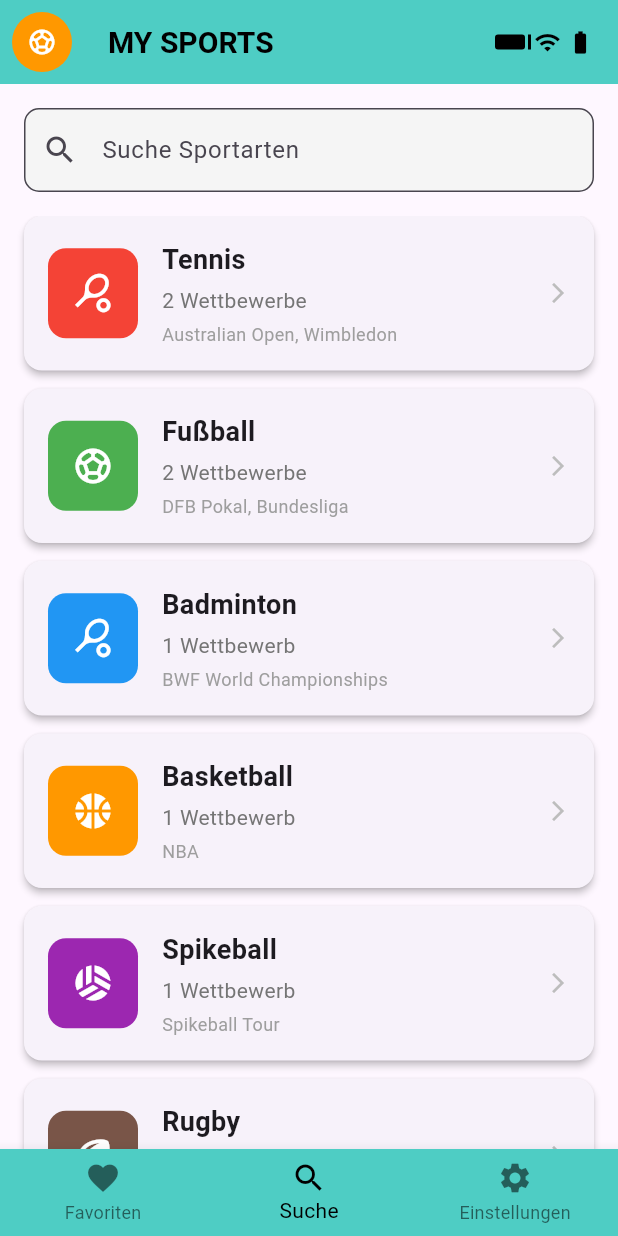
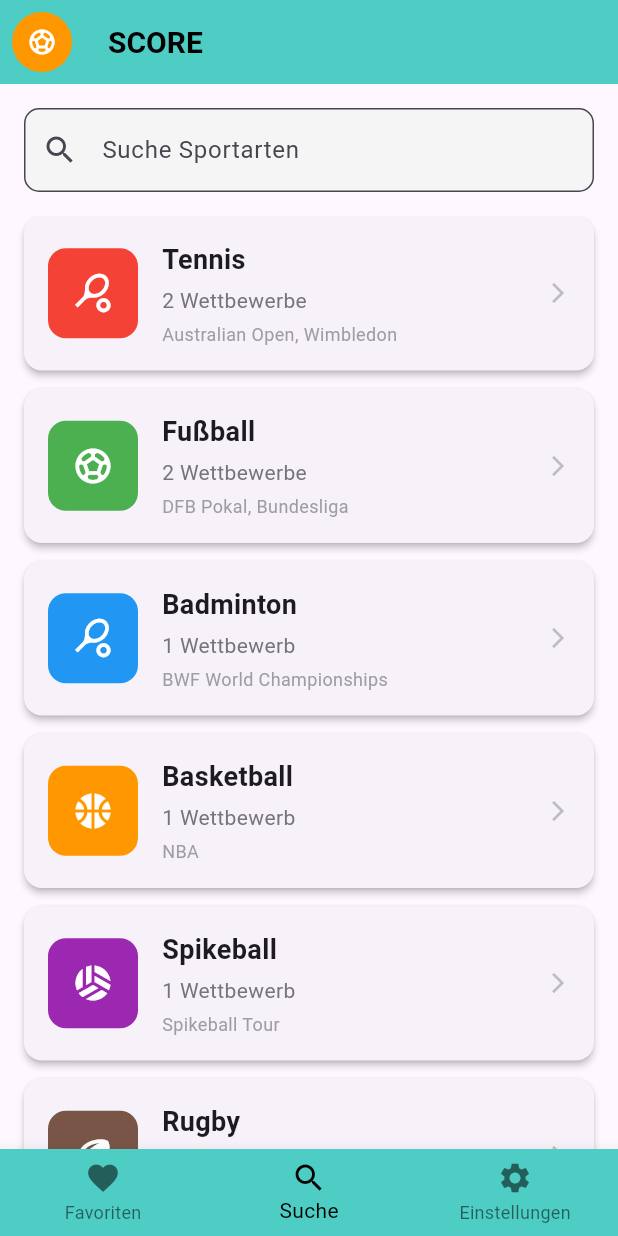
Before and after one commit to KnockeKnause/SportsAPP, a Flutter app: the screen it shows after launch, item 2 of the bottom bar chosen, on a phone screen of 412 x 824 dp. Run offline on Flutter 3.47's test engine with Material 3 defaults, Android fonts, the phone set to English and light mode, and no system bars; our stand-ins replace shared_preferences.

Commit message:
refactor: Update UI elements for consistency and improve code readability

```diff
--- a/lib/main.dart
+++ b/lib/main.dart
@@ -23,7 +23,7 @@
       child: Consumer<ThemeProvider>(
         builder: (context, themeProvider, child) {
           return MaterialApp(
-            title: 'MY SPORTS',
+            title: 'SCORE',
             theme: ThemeData(
               primarySwatch: Colors.teal,
               brightness: Brightness.light,
@@ -54,7 +54,7 @@
               ),
             ),
             themeMode: themeProvider.themeMode,
-            home: HomeScreen(),
+            home: const HomeScreen(),
           );
         },
       ),
--- a/lib/models/sport.dart
+++ b/lib/models/sport.dart
@@ -32,7 +32,7 @@
       'id': id,
       'name': name,
       'icon': icon.codePoint,
-      'color': color.value,
+      'color': color,
       'competitions': competitions.map((c) => c.toJson()).toList(),
     };
   }
--- a/lib/screens/competitions_screen.dart
+++ b/lib/screens/competitions_screen.dart
@@ -7,7 +7,7 @@
 class CompetitionsScreen extends StatelessWidget {
   final Sport sport;
 
-  const CompetitionsScreen({Key? key, required this.sport}) : super(key: key);
+  const CompetitionsScreen({super.key, required this.sport});
 
   @override
   Widget build(BuildContext context) {
@@ -16,10 +16,10 @@
         title: Text(sport.name),
         backgroundColor: Theme.of(context).brightness == Brightness.dark
             ? Colors.black
-            : Color(0xFF4ECDC4),
+            : const Color(0xFF4ECDC4),
       ),
       body: ListView.builder(
-        padding: EdgeInsets.all(16),
+        padding: const EdgeInsets.all(16),
         itemCount: sport.competitions.length,
         itemBuilder: (context, index) {
           final competition = sport.competitions[index];
@@ -28,7 +28,7 @@
               final isFavorite = favoritesProvider.isCompetitionFavorite(competition.id);
 
               return Card(
-                margin: EdgeInsets.only(bottom: 12),
+                margin: const EdgeInsets.only(bottom: 12),
                 child: ListTile(
                   leading: CircleAvatar(
                     backgroundColor: sport.color,
@@ -36,7 +36,7 @@
                   ),
                   title: Text(
                     competition.name,
-                    style: TextStyle(fontWeight: FontWeight.bold),
+                    style: const TextStyle(fontWeight: FontWeight.bold),
                   ),
                   subtitle: Column(
                     crossAxisAlignment: CrossAxisAlignment.start,
@@ -69,7 +69,7 @@
                           }
                         },
                       ),
-                      Icon(Icons.arrow_forward_ios, size: 16),
+                      const Icon(Icons.arrow_forward_ios, size: 16),
                     ],
                   ),
                   onTap: () {
--- a/lib/screens/home_screen.dart
+++ b/lib/screens/home_screen.dart
@@ -6,6 +6,8 @@
 import 'settings_screen.dart';
 
 class HomeScreen extends StatefulWidget {
+  const HomeScreen({super.key});
+
   @override
   _HomeScreenState createState() => _HomeScreenState();
 }
@@ -14,8 +16,8 @@
   int _currentIndex = 0;
 
   final List<Widget> _screens = [
-    FavoritesScreen(),
-    SearchScreen(),
+    const FavoritesScreen(),
+    const SearchScreen(),
     SettingsScreen(),
   ];
 
@@ -27,52 +29,25 @@
     return Scaffold(
       appBar: AppBar(
         leading: Container(
-          margin: EdgeInsets.all(8),
-          decoration: BoxDecoration(
+          margin: const EdgeInsets.all(8),
+          decoration: const BoxDecoration(
             shape: BoxShape.circle,
             color: Colors.orange,
           ),
-          child: Icon(
+          child: const Icon(
             Icons.sports_soccer,
             color: Colors.white,
             size: 20,
           ),
         ),
-        title: Text(
-          'MY SPORTS',
+        title: const Text(
+          'SCORE',
           style: TextStyle(
             fontWeight: FontWeight.bold,
             fontSize: 20,
           ),
         ),
-        backgroundColor: isDark ? Colors.black : Color(0xFF4ECDC4),
-        actions: [
-          Container(
-            margin: EdgeInsets.only(right: 16),
-            child: Row(
-              children: [
-                Container(
-                  width: 20,
-                  height: 10,
-                  decoration: BoxDecoration(
-                    color: Colors.black,
-                    borderRadius: BorderRadius.circular(2),
-                  ),
-                ),
-                SizedBox(width: 2),
-                Container(
-                  width: 2,
-                  height: 10,
-                  color: Colors.black,
-                ),
-                SizedBox(width: 2),
-                Icon(Icons.wifi, size: 18),
-                SizedBox(width: 4),
-                Icon(Icons.battery_full, size: 18),
-              ],
-            ),
-          ),
-        ],
+        backgroundColor: isDark ? Colors.black : const Color(0xFF4ECDC4),
       ),
       body: _screens[_currentIndex],
       bottomNavigationBar: BottomNavigationBar(
@@ -82,10 +57,10 @@
             _currentIndex = index;
           });
         },
-        backgroundColor: isDark ? Colors.black : Color(0xFF4ECDC4),
+        backgroundColor: isDark ? Colors.black : const Color(0xFF4ECDC4),
         selectedItemColor: isDark ? Colors.white : Colors.black,
         unselectedItemColor: isDark ? Colors.white54 : Colors.black54,
-        items: [
+        items: const [
           BottomNavigationBarItem(
             icon: Icon(Icons.favorite),
             label: 'Favoriten',
--- a/lib/screens/search_screen.dart
+++ b/lib/screens/search_screen.dart
@@ -6,12 +6,14 @@
 import 'competitions_screen.dart';
 
 class SearchScreen extends StatefulWidget {
+  const SearchScreen({super.key});
+
   @override
   _SearchScreenState createState() => _SearchScreenState();
 }
 
 class _SearchScreenState extends State<SearchScreen> {
-  TextEditingController _searchController = TextEditingController();
+  final _searchController = TextEditingController();
   List<Sport> _filteredSports = [];
 
   @override
@@ -44,13 +46,13 @@
     return Column(
       children: [
         Padding(
-          padding: EdgeInsets.all(16),
+          padding: const EdgeInsets.all(16),
           child: TextField(
             controller: _searchController,
             onChanged: _filterSports,
             decoration: InputDecoration(
               hintText: 'Suche Sportarten',
-              prefixIcon: Icon(Icons.search),
+              prefixIcon: const Icon(Icons.search),
               border: OutlineInputBorder(
                 borderRadius: BorderRadius.circular(10),
               ),
@@ -63,7 +65,7 @@
         ),
         Expanded(
           child: _filteredSports.isEmpty
-              ? Center(
+              ? const Center(
                   child: Column(
                     mainAxisAlignment: MainAxisAlignment.center,
                     children: [
@@ -84,7 +86,7 @@
                   ),
                 )
               : ListView.builder(
-                  padding: EdgeInsets.symmetric(horizontal: 16),
+                  padding: const EdgeInsets.symmetric(horizontal: 16),
                   itemCount: _filteredSports.length,
                   itemBuilder: (context, index) {
                     final sport = _filteredSports[index];
```
